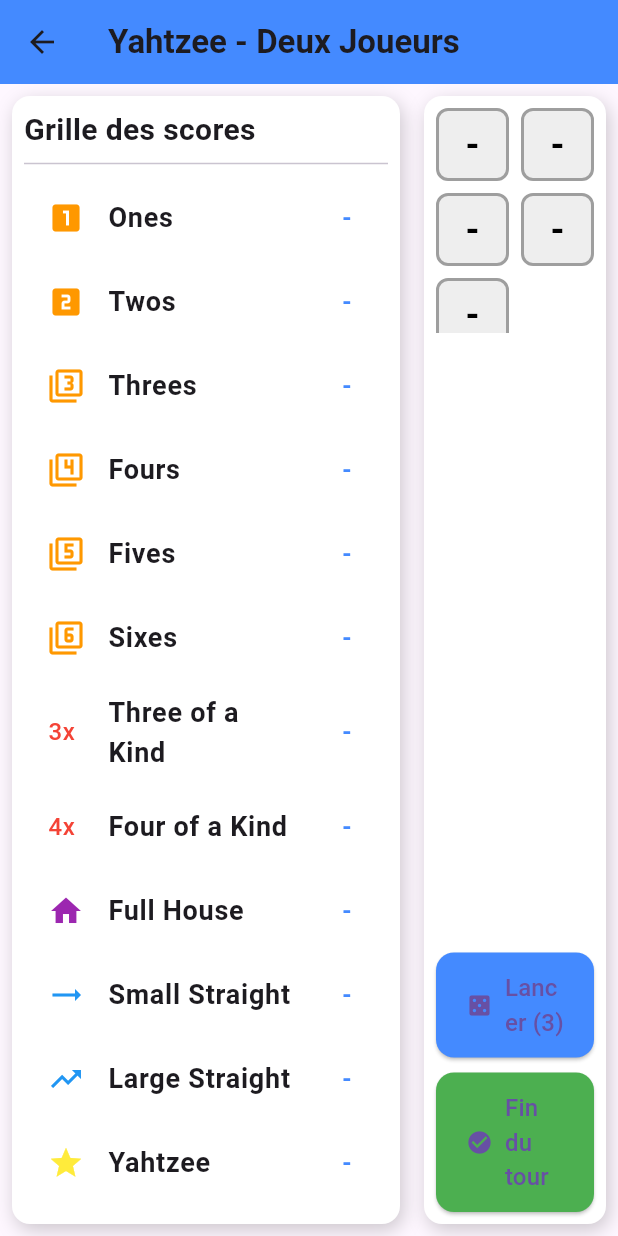
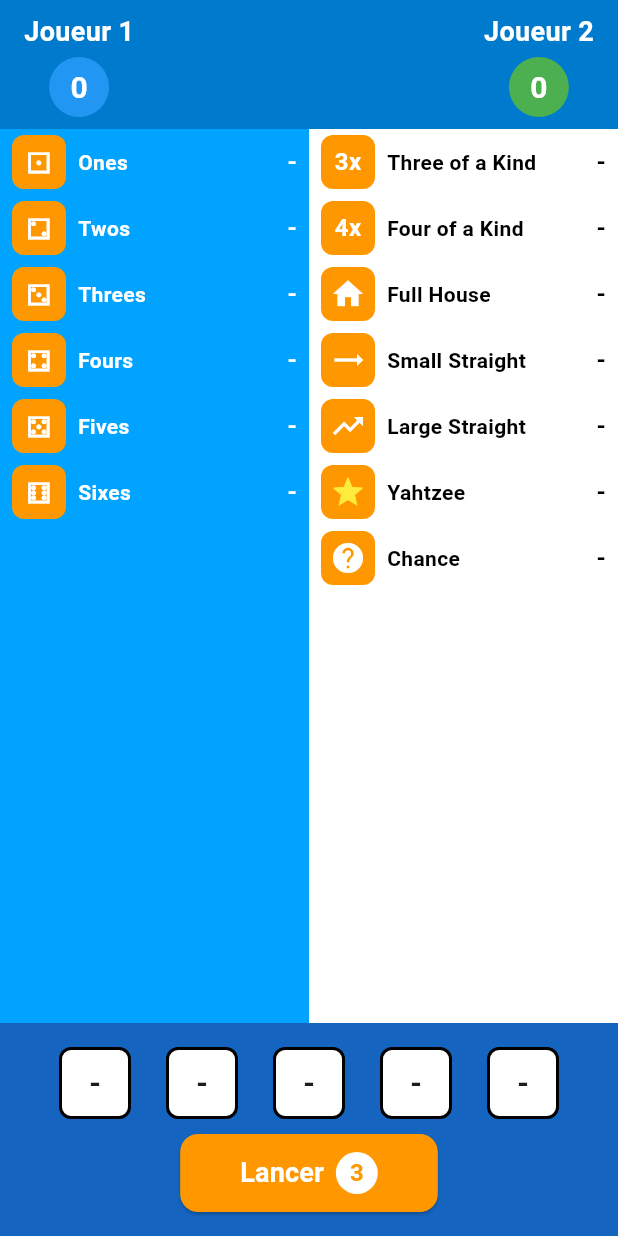
Before and after one commit to AmmarSo/Super-Yahtzee, a Flutter app: the screen it shows after launch, after a tap on "Deux Joueurs", on a phone screen of 412 x 824 dp. Run offline on Flutter 3.47's test engine with Material 3 defaults, Android fonts, the phone set to English and light mode, and no system bars; our stand-ins replace google_fonts.

Commit message:
Interface plus stylé

```diff
--- a/lib/screens/game_screen.dart
+++ b/lib/screens/game_screen.dart
@@ -13,75 +13,89 @@
   Widget build(BuildContext context) {
     final gameProvider = Provider.of<GameProvider>(context);
 
-    if (gameProvider.players.isEmpty || gameProvider.diceList.isEmpty) {
-      return const Center(
-        child: Text(
-          "Erreur : Configuration invalide.",
-          style: TextStyle(color: Colors.red, fontSize: 18),
+    return Scaffold(
+      backgroundColor: const Color(0xFF0099FF),
+      body: SafeArea(
+        child: Column(
+          children: [
+            // Section supérieure : Infos joueurs
+            _buildTopBar(gameProvider),
+
+            // Section centrale : Grille des scores divisée en catégories gauche/droite
+            Expanded(
+              child: Row(
+                children: [
+                  _buildLeftScoreColumn(gameProvider),
+                  _buildRightScoreColumn(gameProvider),
+                ],
+              ),
+            ),
+
+            // Section inférieure : Dés et bouton d'action
+            _buildDiceSection(gameProvider),
+          ],
+        ),
       ),
     );
   }
 
-    final currentPlayer = gameProvider.players[gameProvider.currentPlayerIndex];
+  Widget _buildTopBar(GameProvider gameProvider) {
+    return Container(
+      padding: const EdgeInsets.symmetric(vertical: 8, horizontal: 16),
+      color: const Color(0xFF007ACC),
+      child: Row(
+        mainAxisAlignment: MainAxisAlignment.spaceBetween,
+        children: [
+          _buildPlayerInfo('Joueur 1', gameProvider.players[0].scoreCard.calculateTotal(), Colors.blue),
+          if (gameProvider.players.length > 1)
+            _buildPlayerInfo('Joueur 2', gameProvider.players[1].scoreCard.calculateTotal(), Colors.green),
+        ],
+      ),
+    );
+  }
 
-    return Scaffold(
-      appBar: AppBar(
-        title: Text(
-          'Yahtzee - ${mode == GameMode.solo ? 'Solo' : 'Deux Joueurs'}',
-          style: GoogleFonts.roboto(fontSize: 22, fontWeight: FontWeight.bold),
+  Widget _buildPlayerInfo(String playerName, int score, Color color) {
+    return Column(
+      children: [
+        Text(
+          playerName,
+          style: GoogleFonts.roboto(fontSize: 18, fontWeight: FontWeight.bold, color: Colors.white),
         ),
-        backgroundColor: Colors.blueAccent,
+        const SizedBox(height: 4),
+        CircleAvatar(
+          backgroundColor: color,
+          radius: 20,
+          child: Text(
+            score.toString(),
+            style: GoogleFonts.roboto(fontSize: 20, fontWeight: FontWeight.bold, color: Colors.white),
           ),
-      body: Row(
-        children: [
-          // Colonne de gauche : Grille des scores
-          Expanded(
-            flex: 2,
-            child: Container(
-              margin: const EdgeInsets.all(8.0),
-              padding: const EdgeInsets.all(8.0),
-              decoration: BoxDecoration(
-                color: Colors.white,
-                borderRadius: BorderRadius.circular(12),
-                boxShadow: [
-                  BoxShadow(
-                    color: Colors.black.withOpacity(0.2),
-                    blurRadius: 10,
-                    offset: const Offset(2, 4),
         ),
       ],
-              ),
-              child: Column(
-                crossAxisAlignment: CrossAxisAlignment.start,
-                children: [
-                  const Text(
-                    'Grille des scores',
-                    style: TextStyle(fontSize: 20, fontWeight: FontWeight.bold),
-                  ),
-                  const Divider(thickness: 1),
-                  Expanded(
+    );
+  }
+
+  Widget _buildLeftScoreColumn(GameProvider gameProvider) {
+    final leftCategories = [
+      'Ones',
+      'Twos',
+      'Threes',
+      'Fours',
+      'Fives',
+      'Sixes',
+    ];
+
+    return Expanded(
+      child: Container(
+        color: const Color(0xFF00A3FF),
         child: ListView.builder(
-                      itemCount: currentPlayer.scoreCard.scores.length,
+          itemCount: leftCategories.length,
           itemBuilder: (context, index) {
-                        final category = currentPlayer.scoreCard.scores.keys.elementAt(index);
-                        final score = currentPlayer.scoreCard.scores[category];
-                        final icon = _getCategoryIcon(category);
+            final category = leftCategories[index];
+            final score = gameProvider.players[0].scoreCard.scores[category];
 
-                        return ListTile(
-                          leading: icon,
-                          title: Text(
-                            category,
-                            style: GoogleFonts.roboto(fontSize: 18, fontWeight: FontWeight.bold),
-                          ),
-                          trailing: Text(
-                            score?.toString() ?? '-',
-                            style: GoogleFonts.roboto(
-                              fontSize: 16,
-                              fontWeight: FontWeight.bold,
-                              color: Colors.blueAccent,
-                            ),
-                          ),
+            return GestureDetector(
               onTap: () {
+                if (gameProvider.rollsLeft == 0) {
                   try {
                     gameProvider.addScore(category);
                   } catch (e) {
@@ -89,114 +103,195 @@
                       SnackBar(content: Text(e.toString())),
                     );
                   }
+                }
               },
-                        );
-                      },
+              child: Padding(
+                padding: const EdgeInsets.symmetric(vertical: 4.0, horizontal: 8.0),
+                child: Row(
+                  mainAxisAlignment: MainAxisAlignment.spaceBetween,
+                  children: [
+                    Row(
+                      children: [
+                        Container(
+                          width: 36,
+                          height: 36,
+                          decoration: BoxDecoration(
+                            color: Colors.orange,
+                            borderRadius: BorderRadius.circular(8),
+                          ),
+                          child: Center(
+                            child: _getDiceIcon(index + 1),
+                          ),
+                        ),
+                        const SizedBox(width: 8),
+                        Text(
+                          category,
+                          style: GoogleFonts.roboto(
+                            fontSize: 14,
+                            fontWeight: FontWeight.bold,
+                            color: Colors.white,
                           ),
                         ),
                       ],
                     ),
+                    Text(
+                      score?.toString() ?? '-',
+                      style: GoogleFonts.roboto(
+                        fontSize: 16,
+                        fontWeight: FontWeight.bold,
+                        color: Colors.white,
                       ),
                     ),
-
-          // Colonne de droite : Dés et actions
-          Expanded(
-            flex: 1,
-            child: Container(
-              margin: const EdgeInsets.all(8.0),
-              padding: const EdgeInsets.all(8.0),
-              decoration: BoxDecoration(
-                color: Colors.white,
-                borderRadius: BorderRadius.circular(12),
-                boxShadow: [
-                  BoxShadow(
-                    color: Colors.black.withOpacity(0.2),
-                    blurRadius: 10,
-                    offset: const Offset(2, 4),
-                  ),
                   ],
-              ),
-              child: Column(
-                mainAxisAlignment: MainAxisAlignment.spaceBetween,
-                children: [
-                  // Dés
-                  SizedBox(
-                    height: 150,
-                    child: GridView.builder(
-                      gridDelegate: const SliverGridDelegateWithFixedCrossAxisCount(
-                        crossAxisCount: 2,
-                        childAspectRatio: 1,
-                        crossAxisSpacing: 8,
-                        mainAxisSpacing: 8,
-                      ),
-                      itemCount: gameProvider.diceList.length,
-                      itemBuilder: (context, index) {
-                        final dice = gameProvider.diceList[index];
-                        return GestureDetector(
-                          onTap: () => gameProvider.toggleDiceLock(index),
-                          child: Container(
-                            decoration: BoxDecoration(
-                              color: dice.isLocked ? Colors.green[200] : Colors.grey[200],
-                              borderRadius: BorderRadius.circular(8),
-                              border: Border.all(
-                                color: dice.isLocked ? Colors.green : Colors.grey,
-                                width: 2,
-                              ),
-                            ),
-                            child: Center(
-                              child: Text(
-                                dice.value?.toString() ?? '-',
-                                style: GoogleFonts.roboto(
-                                  fontSize: 24,
-                                  fontWeight: FontWeight.bold,
-                                  color: Colors.black,
-                                ),
-                              ),
                 ),
               ),
             );
           },
         ),
       ),
+    );
+  }
 
-                  // Boutons d'action
-                  Column(
+  Widget _buildRightScoreColumn(GameProvider gameProvider) {
+    final rightCategories = [
+      'Three of a Kind',
+      'Four of a Kind',
+      'Full House',
+      'Small Straight',
+      'Large Straight',
+      'Yahtzee',
+      'Chance'
+    ];
+
+    return Expanded(
+      child: Container(
+        color: Colors.white,
+        child: ListView.builder(
+          itemCount: rightCategories.length,
+          itemBuilder: (context, index) {
+            final category = rightCategories[index];
+            final score = gameProvider.players[0].scoreCard.scores[category];
+
+            return GestureDetector(
+              onTap: () {
+                if (gameProvider.rollsLeft == 0) {
+                  try {
+                    gameProvider.addScore(category);
+                  } catch (e) {
+                    ScaffoldMessenger.of(context).showSnackBar(
+                      SnackBar(content: Text(e.toString())),
+                    );
+                  }
+                }
+              },
+              child: Padding(
+                padding: const EdgeInsets.symmetric(vertical: 4.0, horizontal: 8.0),
+                child: Row(
+                  mainAxisAlignment: MainAxisAlignment.spaceBetween,
                   children: [
-                      ElevatedButton.icon(
-                        style: ElevatedButton.styleFrom(
-                          backgroundColor: Colors.blueAccent,
-                          shape: RoundedRectangleBorder(
-                            borderRadius: BorderRadius.circular(12),
+                    Row(
+                      children: [
+                        Container(
+                          width: 36,
+                          height: 36,
+                          decoration: BoxDecoration(
+                            color: Colors.orange,
+                            borderRadius: BorderRadius.circular(8),
                           ),
-                          padding: const EdgeInsets.symmetric(horizontal: 20, vertical: 12),
+                          child: Center(
+                            child: _getCategoryIcon(category),
                           ),
-                        icon: const Icon(Icons.casino),
-                        label: Text(
-                          'Lancer (${gameProvider.rollsLeft})',
-                          style: const TextStyle(fontSize: 16),
                         ),
-                        onPressed: gameProvider.rollsLeft > 0 ? gameProvider.rollDice : null,
+                        const SizedBox(width: 8),
+                        Text(
+                          category,
+                          style: GoogleFonts.roboto(
+                            fontSize: 14,
+                            fontWeight: FontWeight.bold,
+                            color: Colors.black,
                           ),
-                      const SizedBox(height: 10),
-                      ElevatedButton.icon(
-                        style: ElevatedButton.styleFrom(
-                          backgroundColor: Colors.green,
-                          shape: RoundedRectangleBorder(
-                            borderRadius: BorderRadius.circular(12),
-                          ),
-                          padding: const EdgeInsets.symmetric(horizontal: 20, vertical: 12),
-                        ),
-                        icon: const Icon(Icons.check_circle),
-                        label: const Text(
-                          'Fin du tour',
-                          style: TextStyle(fontSize: 16),
-                        ),
-                        onPressed: () => gameProvider.nextTurn(),
                         ),
                       ],
                     ),
+                    Text(
+                      score?.toString() ?? '-',
+                      style: GoogleFonts.roboto(
+                        fontSize: 16,
+                        fontWeight: FontWeight.bold,
+                        color: Colors.black,
+                      ),
+                    ),
                   ],
                 ),
+              ),
+            );
+          },
+        ),
+      ),
+    );
+  }
+
+  Widget _buildDiceSection(GameProvider gameProvider) {
+    return Container(
+      padding: const EdgeInsets.all(16.0),
+      color: Colors.blue[800],
+      child: Column(
+        children: [
+          // Dés
+          Row(
+            mainAxisAlignment: MainAxisAlignment.spaceEvenly,
+            children: gameProvider.diceList.map((dice) {
+              return GestureDetector(
+                onTap: () => gameProvider.toggleDiceLock(gameProvider.diceList.indexOf(dice)),
+                child: Container(
+                  width: 48,
+                  height: 48,
+                  decoration: BoxDecoration(
+                    color: dice.isLocked ? Colors.orangeAccent : Colors.white,
+                    borderRadius: BorderRadius.circular(8),
+                    border: Border.all(color: Colors.black, width: 2),
+                  ),
+                  child: Center(
+                    child: Text(
+                      dice.value?.toString() ?? '-',
+                      style: const TextStyle(fontSize: 20, fontWeight: FontWeight.bold),
+                    ),
+                  ),
+                ),
+              );
+            }).toList(),
+          ),
+
+          const SizedBox(height: 10),
+
+          // Bouton d'action
+          ElevatedButton(
+            style: ElevatedButton.styleFrom(
+              backgroundColor: Colors.orange,
+              padding: const EdgeInsets.symmetric(horizontal: 40, vertical: 12),
+              shape: RoundedRectangleBorder(borderRadius: BorderRadius.circular(12)),
+            ),
+            onPressed: gameProvider.rollsLeft > 0 ? () {
+              gameProvider.rollDice();
+              // Réactiver les catégories après un lancer
+            } : null,
+            child: Row(
+              mainAxisSize: MainAxisSize.min,
+              children: [
+                const Text(
+                  'Lancer',
+                  style: TextStyle(fontSize: 18, fontWeight: FontWeight.bold, color: Colors.white),
+                ),
+                const SizedBox(width: 8),
+                CircleAvatar(
+                  backgroundColor: Colors.white,
+                  radius: 14,
+                  child: Text(
+                    gameProvider.rollsLeft.toString(),
+                    style: const TextStyle(color: Colors.orange, fontWeight: FontWeight.bold),
+                  ),
+                ),
+              ],
             ),
           ),
         ],
@@ -204,37 +299,43 @@
     );
   }
 
-  // Retourne une icône ou un widget graphique en fonction de la catégorie
   Widget _getCategoryIcon(String category) {
     switch (category) {
-      case 'Ones':
-        return const Icon(Icons.looks_one, color: Colors.orange);
-      case 'Twos':
-        return const Icon(Icons.looks_two, color: Colors.orange);
-      case 'Threes':
-        return const Icon(Icons.filter_3, color: Colors.orange);
-      case 'Fours':
-        return const Icon(Icons.filter_4, color: Colors.orange);
-      case 'Fives':
-        return const Icon(Icons.filter_5, color: Colors.orange);
-      case 'Sixes':
-        return const Icon(Icons.filter_6, color: Colors.orange);
       case 'Three of a Kind':
-        return const Text('3x', style: TextStyle(fontSize: 16, color: Colors.red));
+        return const Text('3x', style: TextStyle(fontSize: 16, fontWeight: FontWeight.bold, color: Colors.white));
       case 'Four of a Kind':
-        return const Text('4x', style: TextStyle(fontSize: 16, color: Colors.red));
+        return const Text('4x', style: TextStyle(fontSize: 16, fontWeight: FontWeight.bold, color: Colors.white));
       case 'Full House':
-        return const Icon(Icons.home, color: Colors.purple);
+        return const Icon(Icons.home, color: Colors.white);
       case 'Small Straight':
-        return const Icon(Icons.trending_flat, color: Colors.blue);
+        return const Icon(Icons.trending_flat, color: Colors.white);
       case 'Large Straight':
-        return const Icon(Icons.trending_up, color: Colors.blue);
+        return const Icon(Icons.trending_up, color: Colors.white);
       case 'Yahtzee':
         return const Icon(Icons.star, color: Colors.yellow);
       case 'Chance':
-        return const Icon(Icons.help, color: Colors.green);
+        return const Icon(Icons.help, color: Colors.white);
       default:
-        return const Icon(Icons.error, color: Colors.red);
+        return const Icon(Icons.help_outline, color: Colors.black);
+    }
+  }
+
+  Widget _getDiceIcon(int value) {
+    switch (value) {
+      case 1:
+        return const Text('⚀', style: TextStyle(fontSize: 20, fontWeight: FontWeight.bold, color: Colors.white));
+      case 2:
+        return const Text('⚁', style: TextStyle(fontSize: 20, fontWeight: FontWeight.bold, color: Colors.white));
+      case 3:
+        return const Text('⚂', style: TextStyle(fontSize: 20, fontWeight: FontWeight.bold, color: Colors.white));
+      case 4:
+        return const Text('⚃', style: TextStyle(fontSize: 20, fontWeight: FontWeight.bold, color: Colors.white));
+      case 5:
+        return const Text('⚄', style: TextStyle(fontSize: 20, fontWeight: FontWeight.bold, color: Colors.white));
+      case 6:
+        return const Text('⚅', style: TextStyle(fontSize: 20, fontWeight: FontWeight.bold, color: Colors.white));
+      default:
+        return const Text('?', style: TextStyle(fontSize: 20, fontWeight: FontWeight.bold, color: Colors.white));
     }
   }
 }
```
Lines whose indentation alone changed are shown as unchanged.
